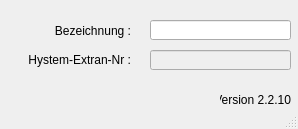
First picture: the form in qkan/database/templates/pumpentypen.ui, repository hoettges/QKan, before the edit.
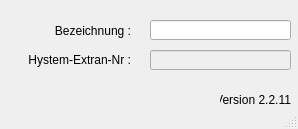
Second picture: the form after the edit.

What changed in the file:
```diff
--- a/qkan/database/templates/pumpentypen.ui
+++ b/qkan/database/templates/pumpentypen.ui
@@ -100,7 +100,7 @@
      <string>Version QKan Import</string>
     </property>
     <property name="text">
-     <string>Version 2.2.10</string>
+     <string>Version 2.2.11</string>
     </property>
     <property name="alignment">
      <set>Qt::AlignRight|Qt::AlignTrailing|Qt::AlignVCenter</set>
```
